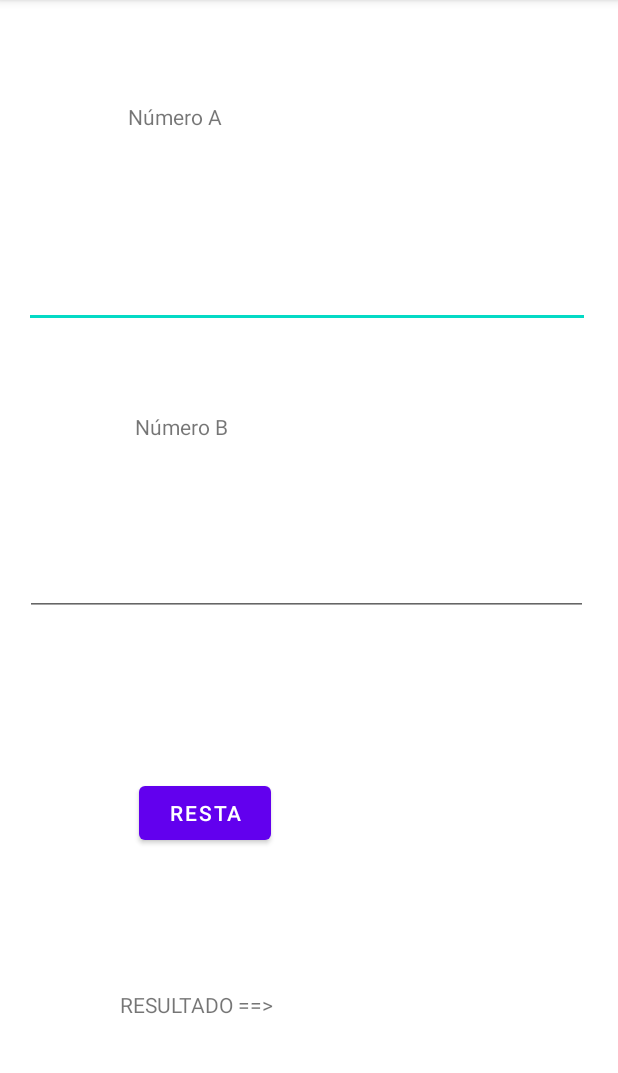
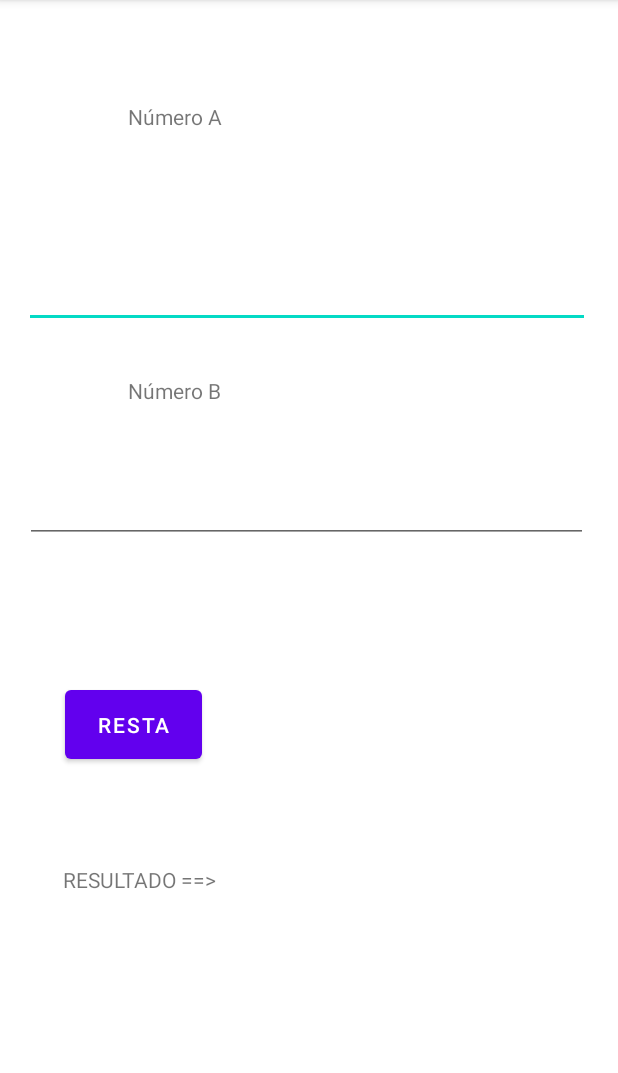
Before and after one commit to MarcoTenezaca021/tenezaca_CollaguazoExamen, an Android app: the screen it shows after launch (MainActivity), on a phone screen of 412 x 824 dp, the part 84-1157 px from its top. Run offline under Robolectric (Android 15) with nearby library versions, the phone set to English and light mode, and no system bars.

Commit message:
Collaguazo 19:55
Commit Final

```diff
--- a/TenezacaCollaguazo/TenezacaCollaguazo2/app/src/main/res/layout/activity_main.xml
+++ b/TenezacaCollaguazo/TenezacaCollaguazo2/app/src/main/res/layout/activity_main.xml
@@ -37,11 +37,11 @@
         android:layout_height="wrap_content"
         android:text="@string/num2CJ"
         app:layout_constraintBottom_toBottomOf="parent"
-        app:layout_constraintHorizontal_bias="0.257"
+        app:layout_constraintHorizontal_bias="0.243"
         app:layout_constraintLeft_toLeftOf="parent"
         app:layout_constraintRight_toRightOf="parent"
         app:layout_constraintTop_toTopOf="parent"
-        app:layout_constraintVertical_bias="0.367" />
+        app:layout_constraintVertical_bias="0.335" />
 
     <EditText
         android:id="@+id/et2CJ"
@@ -54,20 +54,20 @@
         app:layout_constraintLeft_toLeftOf="parent"
         app:layout_constraintRight_toRightOf="parent"
         app:layout_constraintTop_toTopOf="parent"
-        app:layout_constraintVertical_bias="0.498" />
+        app:layout_constraintVertical_bias="0.43" />
 
     <Button
         android:id="@+id/btnSumaCJ"
-        android:layout_width="wrap_content"
-        android:layout_height="wrap_content"
+        android:layout_width="91dp"
+        android:layout_height="58dp"
         android:onClick="operacion"
         android:text="@string/sumaCJ"
         app:layout_constraintBottom_toBottomOf="parent"
-        app:layout_constraintHorizontal_bias="0.286"
+        app:layout_constraintHorizontal_bias="0.135"
         app:layout_constraintLeft_toLeftOf="parent"
         app:layout_constraintRight_toRightOf="parent"
         app:layout_constraintTop_toTopOf="parent"
-        app:layout_constraintVertical_bias="0.719" />
+        app:layout_constraintVertical_bias="0.639" />
 
     <TextView
         android:id="@+id/txtResCJ"
@@ -75,9 +75,9 @@
         android:layout_height="wrap_content"
         android:text="@string/reslCJ"
         app:layout_constraintBottom_toBottomOf="parent"
-        app:layout_constraintHorizontal_bias="0.259"
+        app:layout_constraintHorizontal_bias="0.136"
         app:layout_constraintLeft_toLeftOf="parent"
         app:layout_constraintRight_toRightOf="parent"
         app:layout_constraintTop_toTopOf="parent"
-        app:layout_constraintVertical_bias="0.882" />
+        app:layout_constraintVertical_bias="0.77" />
 </androidx.constraintlayout.widget.ConstraintLayout>
```
